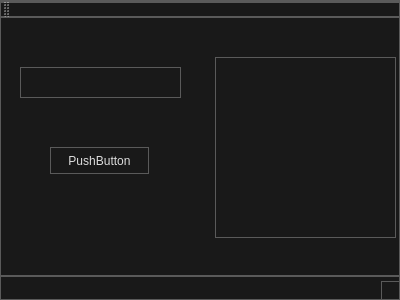
This is MainWindow/mainwindow.ui in Jason27chan/qt-example as Qt 5 draws it before an edit. The edited form follows.
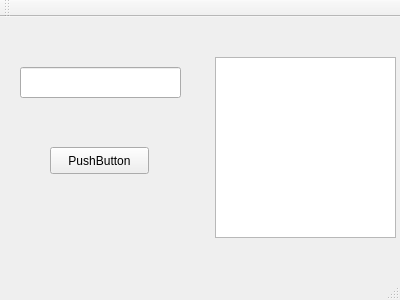
This is the edited form.

Diff of the .ui file:
```diff
--- a/MainWindow/mainwindow.ui
+++ b/MainWindow/mainwindow.ui
@@ -14,287 +14,6 @@
    <string>MainWindow</string>
   </property>
   <property name="styleSheet">
-   <string notr="true">/*
-	Copyright 2013 Emanuel Claesson
-
-	Licensed under the Apache License, Version 2.0 (the &quot;License&quot;);
-	you may not use this file except in compliance with the License.
-	You may obtain a copy of the License at
-
-		http://www.apache.org/licenses/LICENSE-2.0
-
-	Unless required by applicable law or agreed to in writing, software
-	distributed under the License is distributed on an &quot;AS IS&quot; BASIS,
-	WITHOUT WARRANTIES OR CONDITIONS OF ANY KIND, either express or implied.
-	See the License for the specific language governing permissions and
-	limitations under the License.
-*/
-
-/*
-	COLOR_DARK     = #191919
-	COLOR_MEDIUM   = #353535
-	COLOR_MEDLIGHT = #5A5A5A
-	COLOR_LIGHT    = #DDDDDD
-	COLOR_ACCENT   = #3D7848
-*/
-
-* {
-	background: #191919;
-	color: #DDDDDD;
-	border: 1px solid #5A5A5A;
-}
-
-QWidget::item:selected {
-	background: #3D7848;
-}
-
-QCheckBox, QRadioButton {
-	border: none;
-}
-
-QRadioButton::indicator, QCheckBox::indicator {
-	width: 13px;
-	height: 13px;
-}
-
-QRadioButton::indicator::unchecked, QCheckBox::indicator::unchecked {
-	border: 1px solid #5A5A5A;
-	background: none;
-}
-
-QRadioButton::indicator:unchecked:hover, QCheckBox::indicator:unchecked:hover {
-	border: 1px solid #DDDDDD;
-}
-
-QRadioButton::indicator::checked, QCheckBox::indicator::checked {
-	border: 1px solid #5A5A5A;
-	background: #5A5A5A;
-}
-
-QRadioButton::indicator:checked:hover, QCheckBox::indicator:checked:hover {
-	border: 1px solid #DDDDDD;
-	background: #DDDDDD;
-}
-
-QGroupBox {
-	margin-top: 6px;
-}
-
-QGroupBox::title {
-	top: -7px;
-	left: 7px;
-}
-
-QScrollBar {
-	border: 1px solid #5A5A5A;
-	background: #191919;
-}
-
-QScrollBar:horizontal {
-	height: 15px;
-	margin: 0px 0px 0px 32px;
-}
-
-QScrollBar:vertical {
-	width: 15px;
-	margin: 32px 0px 0px 0px;
-}
-
-QScrollBar::handle {
-	background: #353535;
-	border: 1px solid #5A5A5A;
-}
-
-QScrollBar::handle:horizontal {
-	border-width: 0px 1px 0px 1px;
-}
-
-QScrollBar::handle:vertical {
-	border-width: 1px 0px 1px 0px;
-}
-
-QScrollBar::handle:horizontal {
-	min-width: 20px;
-}
-
-QScrollBar::handle:vertical {
-	min-height: 20px;
-}
-
-QScrollBar::add-line, QScrollBar::sub-line {
-	background:#353535;
-	border: 1px solid #5A5A5A;
-	subcontrol-origin: margin;
-}
-
-QScrollBar::add-line {
-	position: absolute;
-}
-
-QScrollBar::add-line:horizontal {
-	width: 15px;
-	subcontrol-position: left;
-	left: 15px;
-}
-
-QScrollBar::add-line:vertical {
-	height: 15px;
-	subcontrol-position: top;
-	top: 15px;
-}
-
-QScrollBar::sub-line:horizontal {
-	width: 15px;
-	subcontrol-position: top left;
-}
-
-QScrollBar::sub-line:vertical {
-	height: 15px;
-	subcontrol-position: top;
-}
-
-QScrollBar:left-arrow, QScrollBar::right-arrow, QScrollBar::up-arrow, QScrollBar::down-arrow {
-	border: 1px solid #5A5A5A;
-	width: 3px;
-	height: 3px;
-}
-
-QScrollBar::add-page, QScrollBar::sub-page {
-	background: none;
-}
-
-QAbstractButton:hover {
-	background: #353535;
-}
-
-QAbstractButton:pressed {
-	background: #5A5A5A;
-}
-
-QAbstractItemView {
-	show-decoration-selected: 1;
-	selection-background-color: #3D7848;
-	selection-color: #DDDDDD;
-	alternate-background-color: #353535;
-}
-
-QHeaderView {
-	border: 1px solid #5A5A5A;
-}
-
-QHeaderView::section {
-	background: #191919;
-	border: 1px solid #5A5A5A;
-	padding: 4px;
-}
-
-QHeaderView::section:selected, QHeaderView::section::checked {
-	background: #353535;
-}
-
-QTableView {
-	gridline-color: #5A5A5A;
-}
-
-QTabBar {
-	margin-left: 2px;
-}
-
-QTabBar::tab {
-	border-radius: 0px;
-	padding: 4px;
-	margin: 4px;
-}
-
-QTabBar::tab:selected {
-	background: #353535;
-}
-
-QComboBox::down-arrow {
-	border: 1px solid #5A5A5A;
-	background: #353535;
-}
-
-QComboBox::drop-down {
-	border: 1px solid #5A5A5A;
-	background: #353535;
-}
-
-QComboBox::down-arrow {
-	width: 3px;
-	height: 3px;
-	border: 1px solid #5A5A5A;
-}
-
-QAbstractSpinBox {
-	padding-right: 15px;
-}
-
-QAbstractSpinBox::up-button, QAbstractSpinBox::down-button {
-	border: 1px solid #5A5A5A;
-	background: #353535;
-	subcontrol-origin: border;
-}
-
-QAbstractSpinBox::up-arrow, QAbstractSpinBox::down-arrow {
-	width: 3px;
-	height: 3px;
-	border: 1px solid #5A5A5A;
-}
-
-QSlider {
-	border: none;
-}
-
-QSlider::groove:horizontal {
-	height: 5px;
-	margin: 4px 0px 4px 0px;
-}
-
-QSlider::groove:vertical {
-	width: 5px;
-	margin: 0px 4px 0px 4px;
-}
-
-QSlider::handle {
-	border: 1px solid #5A5A5A;
-	background: #353535;
-}
-
-QSlider::handle:horizontal {
-	width: 15px;
-	margin: -4px 0px -4px 0px;
-}
-
-QSlider::handle:vertical {
-	height: 15px;
-	margin: 0px -4px 0px -4px;
-}
-
-QSlider::add-page:vertical, QSlider::sub-page:horizontal {
-	background: #3D7848;
-}
-
-QSlider::sub-page:vertical, QSlider::add-page:horizontal {
-	background: #353535;
-}
-
-QLabel {
-	border: none;
-}
-
-QProgressBar {
-	text-align: center;
-}
-
-QProgressBar::chunk {
-	width: 1px;
-	background-color: #3D7848;
-}
-
-QMenu::separator {
-	background: #353535;
-}</string>
   </property>
   <widget class="QWidget" name="centralWidget">
    <widget class="QListWidget" name="listWidget">
```
